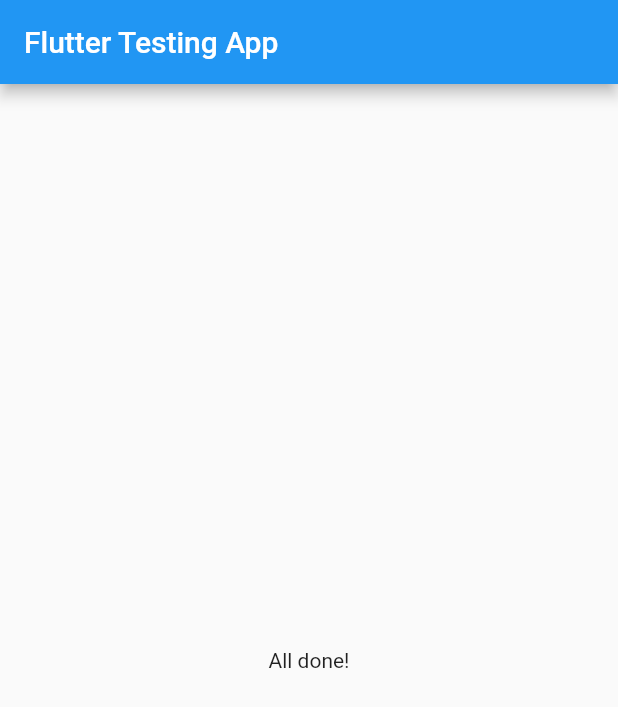
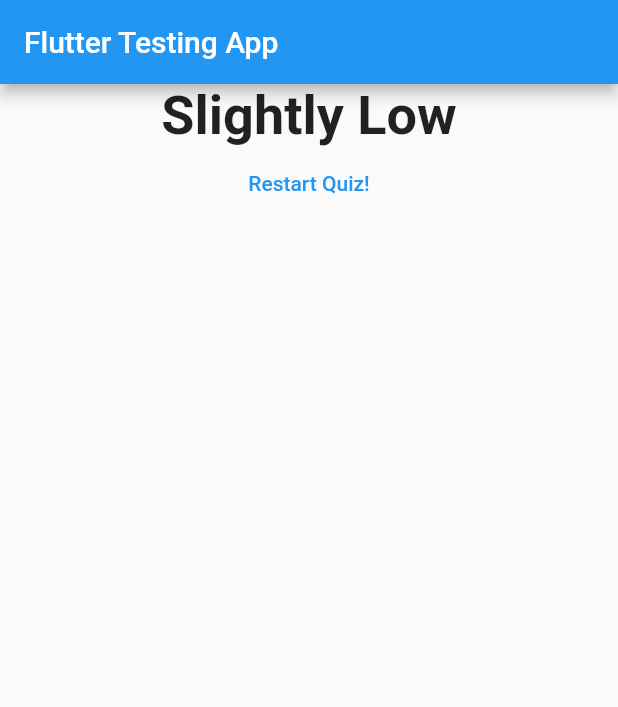
Before and after one commit to matbot/Flutter-Test-App, a Flutter app: the screen it shows after launch, after a tap on "Black", after a tap on "Rhino", after a tap on "Gyro", on a phone screen of 412 x 824 dp. Shown: the top 707 px of the screen. Run offline on Flutter 3.47's test engine with Material 2 defaults, Android fonts, the phone set to English and light mode, and no system bars.

Commit message:
added results messages

```diff
--- a/lib/main.dart
+++ b/lib/main.dart
@@ -3,7 +3,6 @@ import 'package:flutter/material.dart';
 //LIBRARIES
 import './quiz.dart'; //import custom question widget.
 import './results.dart';
-
 
 void main() => runApp(MyApp());
 
@@ -16,30 +15,56 @@ class MyApp extends StatefulWidget {
 
 class _MyAppState extends State<MyApp> {
   //PROPERTIES
-  var _questionIndex = 0;
+
   final _questions = const [
     //create Map()s of associated questions and their possible answers.
     {
       'questionText': "What's your favorite color?",
-      'answersText': ["Black", "Red", "Green", "White"]
+      'answersText': [
+        {'text': "Black", 'score': 0},
+        {'text': "Red", 'score': 3},
+        {'text': "Green", 'score': 7},
+        {'text': "White", 'score': 10}
+      ]
     },
     {
       'questionText': "What's your favorite animal?",
-      'answersText': ["Bear", "Rhino", "Goose", "Whale"]
+      'answersText': [
+        {'text': "Bear", 'score': 0},
+        {'text': "Rhino", 'score': 3},
+        {'text': "Goose", 'score': 7},
+        {'text': "Whale", 'score': 10}
+      ]
     },
     {
       'questionText': "What's your favorite food?",
-      'answersText': ["Baklava", "Rice", "Gyro", "Worms"]
+      'answersText': [
+        {'text': "Baklava", 'score': 0},
+        {'text': "Rice", 'score': 3},
+        {'text': "Gyro", 'score': 7},
+        {'text': "Worms", 'score': 10}
+      ]
     },
   ];
 
+  var _questionIndex = 0;
+  var _totalScore = 0;
+
   //METHODS
-  void _answerQuestion() {
+  void _answerQuestion(int score) {
+    _totalScore += score;
     if (_questionIndex < _questions.length) {
       setState(() {
         _questionIndex++;
       });
     }
+  }
+
+  void _resetQuiz() {
+    setState(() {
+      _totalScore = 0;
+      _questionIndex = 0;
+    });
   }
 
   //WIDGET TREE
@@ -53,8 +78,7 @@ class _MyAppState extends State<MyApp> {
         ),
         body: _questionIndex < _questions.length
             ? Quiz(_answerQuestion, _questions, _questionIndex)
-            : Results()
-        ,
+            : Results(_totalScore, _resetQuiz),
       ),
     );
   }
--- a/lib/quiz.dart
+++ b/lib/quiz.dart
@@ -22,10 +22,10 @@ class Quiz extends StatelessWidget {
       children: [
         Question(questions[questionIndex]['questionText']),
         // ignore: sdk_version_ui_as_code
-        ...(questions[questionIndex]['answersText'] as List<String>)
+        ...(questions[questionIndex]['answersText'] as List<Map<String, Object>>)
             .map((answersText) {
           //... is the spread operator to turn the list into individual widgets.
-          return Answer(answerQuestion, answersText);
+          return Answer(() => answerQuestion(answersText['score']), answersText['text']);
         }).toList(),
       ],
     );
--- a/lib/results.dart
+++ b/lib/results.dart
@@ -6,14 +6,45 @@ import 'package:flutter/material.dart';
 //CLASS DEFINITION
 class Results extends StatelessWidget {
   //PROPERTIES
+  final int finalScore;
+  final Function resetQuiz;
+
+  //CONSTRUCTOR
+  Results(this.finalScore, this.resetQuiz);
 
   //METHODS
-  //CONSTRUCTOR
+  String get resultPhrase {
+    String resultText;
+    if (finalScore <= 8) {
+      resultText = "Low";
+    } else if (finalScore <= 12) {
+      resultText = "Slightly Low";
+    } else if (finalScore <= 16) {
+      resultText = "Slightly High";
+    } else {
+      resultText = "High";
+    }
+    return resultText;
+  }
 
   @override
   Widget build(BuildContext context) {
     return Center(
-      child: Text("All done!"),
+      child: Column(
+        children: <Widget>[
+          Text(
+            resultPhrase,
+            style: TextStyle(fontSize: 36, fontWeight: FontWeight.bold),
+            textAlign: TextAlign.center,
+          ),
+          FlatButton(
+              child: Text(
+                  "Restart Quiz!",
+              ),
+              textColor: Colors.blue,
+              onPressed: resetQuiz),
+        ],
+      ),
     );
   }
 }
```
